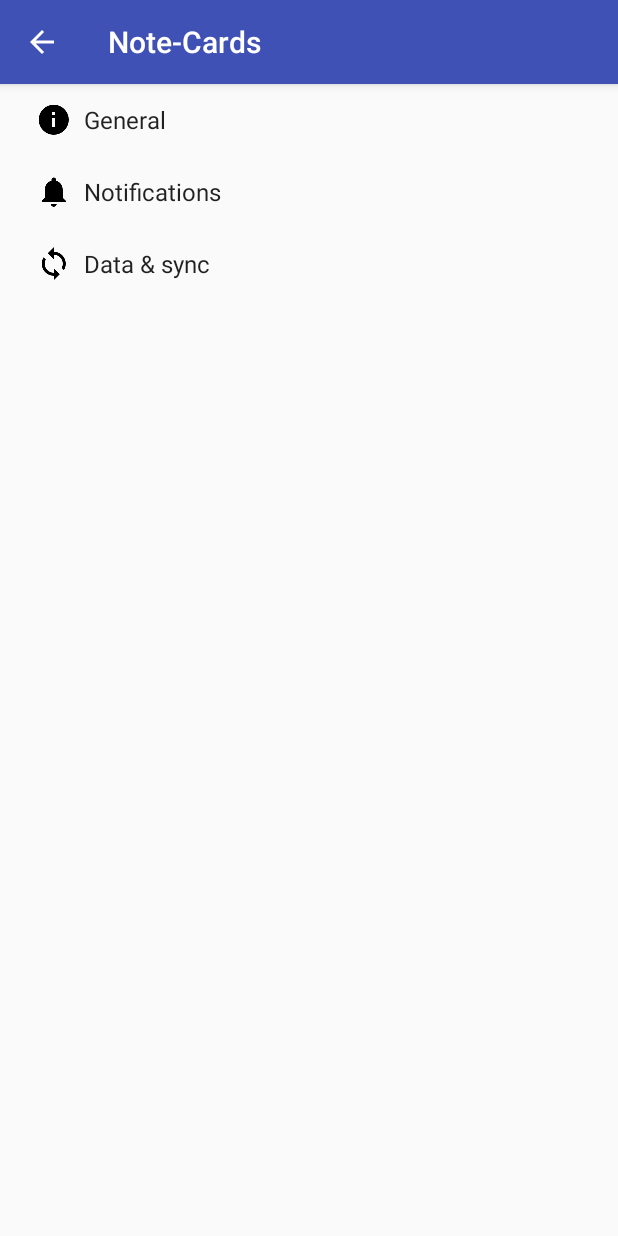
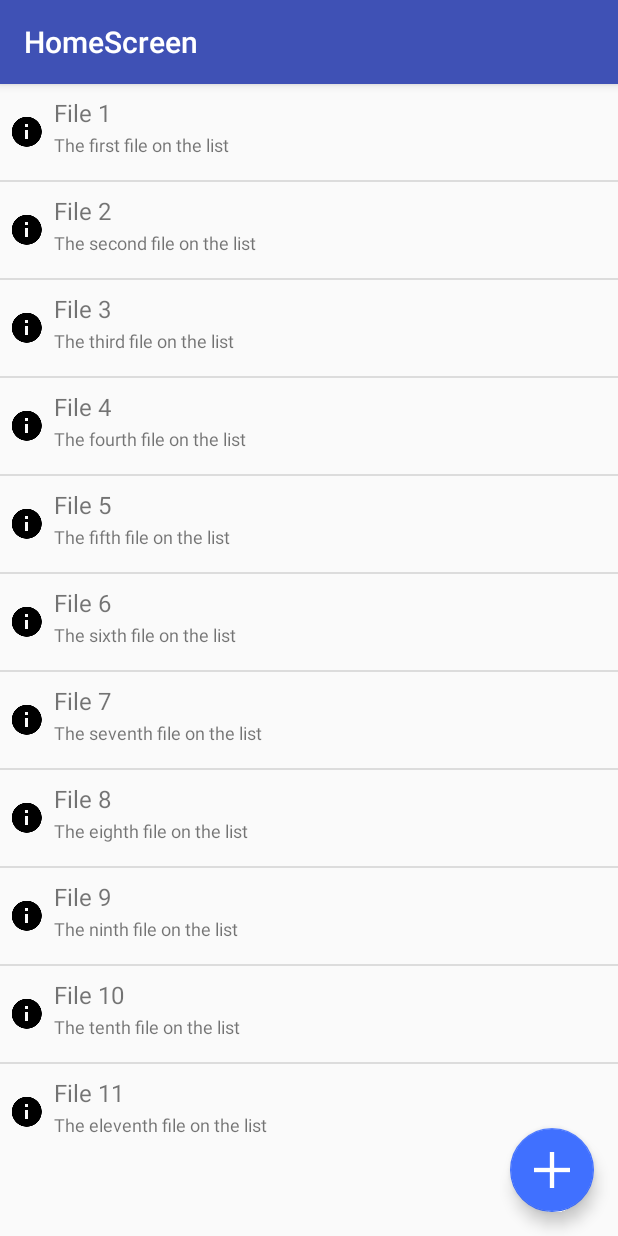
Before and after one commit to nicholascgilpin/Note-Cards, an Android app: the screen it shows after launch (SettingsActivity before the commit, HomeScreen after it), on a phone screen of 412 x 824 dp. Run offline under Robolectric (Android 15) with nearby library versions, the phone set to English and light mode, and no system bars.

Commit message:
Added Home List Screen
Added Home list screen and connected it to other views

```diff
--- a/app/build.gradle
+++ b/app/build.gradle
@@ -24,4 +24,5 @@ dependencies {
     testCompile 'junit:junit:4.12'
     compile 'com.android.support:appcompat-v7:23.1.1'
     compile 'com.android.support:support-v4:23.1.1'
+    compile 'com.android.support:design:23.1.1'
 }
--- a/app/src/main/AndroidManifest.xml
+++ b/app/src/main/AndroidManifest.xml
@@ -11,14 +11,19 @@
         <activity
             android:name=".SettingsActivity"
             android:label="@string/app_name">
+        </activity>
+        <activity android:name=".EditScreen" />
+        <activity android:name=".ViewScreen" />
+        <activity
+            android:name=".HomeScreen"
+            android:label="@string/title_activity_home_screen"
+            android:theme="@style/AppTheme.NoActionBar">
             <intent-filter>
                 <action android:name="android.intent.action.MAIN" />
 
                 <category android:name="android.intent.category.LAUNCHER" />
             </intent-filter>
         </activity>
-        <activity android:name=".EditScreen" />
-        <activity android:name=".ViewScreen"></activity>
     </application>
 
 </manifest>
--- /dev/null
+++ b/app/src/main/java/com/tectonicit/notecards/note_cards/HomeScreen.java
@@ -0,0 +1,64 @@
+package com.tectonicit.notecards.note_cards;
+
+import android.content.Intent;
+import android.os.Bundle;
+import android.support.design.widget.FloatingActionButton;
+import android.support.design.widget.Snackbar;
+import android.support.v7.app.AppCompatActivity;
+import android.support.v7.widget.Toolbar;
+import android.view.View;
+import android.widget.AdapterView;
+import android.widget.ListView;
+import android.widget.Toast;
+
+public class HomeScreen extends AppCompatActivity {
+
+    private ListView listView;
+
+    @Override
+    protected void onCreate(Bundle savedInstanceState) {
+        super.onCreate(savedInstanceState);
+        setContentView(R.layout.activity_home_screen);
+        Toolbar toolbar = (Toolbar) findViewById(R.id.toolbar);
+        setSupportActionBar(toolbar);
+
+        FloatingActionButton fab = (FloatingActionButton) findViewById(R.id.fab);
+        fab.setImageResource(R.drawable.fab);
+        fab.setOnClickListener(new View.OnClickListener() {
+            @Override
+            public void onClick(View view) {
+                Intent intent = new Intent(HomeScreen.this, EditScreen.class);
+                startActivity(intent);
+            }
+        });
+
+        final Notecards object_data[] = new Notecards[]{
+                new Notecards(R.drawable.ic_info_black_24dp, "File 1", "The first file on the list"),
+                new Notecards(R.drawable.ic_info_black_24dp, "File 2", "The second file on the list"),
+                new Notecards(R.drawable.ic_info_black_24dp, "File 3", "The third file on the list"),
+                new Notecards(R.drawable.ic_info_black_24dp, "File 4", "The fourth file on the list"),
+                new Notecards(R.drawable.ic_info_black_24dp, "File 5", "The fifth file on the list"),
+                new Notecards(R.drawable.ic_info_black_24dp, "File 6", "The sixth file on the list"),
+                new Notecards(R.drawable.ic_info_black_24dp, "File 7", "The seventh file on the list"),
+                new Notecards(R.drawable.ic_info_black_24dp, "File 8", "The eighth file on the list"),
+                new Notecards(R.drawable.ic_info_black_24dp, "File 9", "The ninth file on the list"),
+                new Notecards(R.drawable.ic_info_black_24dp, "File 10", "The tenth file on the list"),
+                new Notecards(R.drawable.ic_info_black_24dp, "File 11", "The eleventh file on the list"),
+        };
+
+        NotecardsAdapter adapter = new NotecardsAdapter(this, R.layout.listview_notecard_row, object_data);
+
+        listView = (ListView)findViewById(R.id.listView);
+
+        listView.setAdapter(adapter);
+
+        listView.setOnItemClickListener(new AdapterView.OnItemClickListener() {
+            @Override
+            public void onItemClick(AdapterView<?> parent, View view, int position, long id) {
+                Intent intent = new Intent(HomeScreen.this, ViewScreen.class);
+                startActivity(intent);
+            }
+        });
+    }
+
+}
--- /dev/null
+++ b/app/src/main/java/com/tectonicit/notecards/note_cards/Notecards.java
@@ -0,0 +1,17 @@
+package com.tectonicit.notecards.note_cards;
+
+public class Notecards {
+    public int icon;
+    public String title;
+    public String description;
+    public Notecards(){
+        super();
+    }
+
+    public Notecards(int icon, String title, String description){
+        super();
+        this.icon = icon;
+        this.title = title;
+        this.description = description;
+    }
+}
--- /dev/null
+++ b/app/src/main/java/com/tectonicit/notecards/note_cards/NotecardsAdapter.java
@@ -0,0 +1,41 @@
+package com.tectonicit.notecards.note_cards;
+
+import android.app.Activity;
+import android.content.Context;
+import android.content.Intent;
+import android.view.LayoutInflater;
+import android.view.View;
+import android.view.ViewGroup;
+import android.widget.ArrayAdapter;
+import android.widget.ImageView;
+import android.widget.TextView;
+
+public class NotecardsAdapter extends ArrayAdapter<Notecards> {
+    Context context;
+    int layoutResourceId;
+    Notecards data[] = null;
+
+    public NotecardsAdapter(Context context, int layoutResourceId, Notecards[] data) {
+        super(context, layoutResourceId, data);
+        this.layoutResourceId = layoutResourceId;
+        this.context = context;
+        this.data = data;
+    }
+
+    @Override
+    public View getView(int position, View convertView, ViewGroup parent) {
+        LayoutInflater inflater = ((Activity)context).getLayoutInflater();
+        View rowView = inflater.inflate(layoutResourceId, parent, false);
+
+        ImageView icon = (ImageView)rowView.findViewById(R.id.icon);
+        TextView title = (TextView)rowView.findViewById(R.id.title);
+        TextView description = (TextView)rowView.findViewById(R.id.description);
+
+        Notecards notecard = data[position];
+        icon.setImageResource(notecard.icon);
+        title.setText(notecard.title);
+        description.setText(notecard.description);
+
+        return rowView;
+    }
+}
--- a/app/src/main/java/com/tectonicit/notecards/note_cards/ViewScreen.java
+++ b/app/src/main/java/com/tectonicit/notecards/note_cards/ViewScreen.java
@@ -51,7 +51,7 @@ public class ViewScreen extends AppCompatActivity {
         nameBox.setText(length);
     }
     private void goToMainActivity(){
-        Intent intent= new Intent(this,EditScreen.class);   //change to main
+        Intent intent= new Intent(this,HomeScreen.class);
         startActivity(intent);
     }
     private void goToEditScreen(){
--- /dev/null
+++ b/app/src/main/res/layout/activity_home_screen.xml
@@ -0,0 +1,34 @@
+<?xml version="1.0" encoding="utf-8"?>
+<android.support.design.widget.CoordinatorLayout xmlns:android="http://schemas.android.com/apk/res/android"
+    xmlns:app="http://schemas.android.com/apk/res-auto"
+    xmlns:tools="http://schemas.android.com/tools"
+    android:layout_width="match_parent"
+    android:layout_height="match_parent"
+    android:fitsSystemWindows="true"
+    tools:context="com.tectonicit.notecards.note_cards.HomeScreen">
+
+    <android.support.design.widget.AppBarLayout
+        android:layout_width="match_parent"
+        android:layout_height="wrap_content"
+        android:theme="@style/AppTheme.AppBarOverlay">
+
+        <android.support.v7.widget.Toolbar
+            android:id="@+id/toolbar"
+            android:layout_width="match_parent"
+            android:layout_height="?attr/actionBarSize"
+            android:background="?attr/colorPrimary"
+            app:popupTheme="@style/AppTheme.PopupOverlay" />
+
+    </android.support.design.widget.AppBarLayout>
+
+    <include layout="@layout/content_home_screen" />
+
+    <android.support.design.widget.FloatingActionButton
+        android:id="@+id/fab"
+        android:layout_width="wrap_content"
+        android:layout_height="wrap_content"
+        android:layout_gravity="bottom|end"
+        android:layout_margin="@dimen/fab_margin"
+        android:src="@android:drawable/ic_dialog_email" />
+
+</android.support.design.widget.CoordinatorLayout>
--- /dev/null
+++ b/app/src/main/res/layout/content_home_screen.xml
@@ -0,0 +1,18 @@
+<?xml version="1.0" encoding="utf-8"?>
+<RelativeLayout xmlns:android="http://schemas.android.com/apk/res/android"
+    xmlns:app="http://schemas.android.com/apk/res-auto"
+    xmlns:tools="http://schemas.android.com/tools"
+    android:layout_width="match_parent"
+    android:layout_height="match_parent"
+    app:layout_behavior="@string/appbar_scrolling_view_behavior"
+    tools:context="com.tectonicit.notecards.note_cards.HomeScreen"
+    tools:showIn="@layout/activity_home_screen">
+
+    <ListView
+        android:layout_width="wrap_content"
+        android:layout_height="wrap_content"
+        android:id="@+id/listView"
+        android:layout_alignParentTop="true"
+        android:layout_alignParentLeft="true"
+        android:layout_alignParentStart="true" />
+</RelativeLayout>
--- /dev/null
+++ b/app/src/main/res/layout/listview_notecard_row.xml
@@ -0,0 +1,38 @@
+<?xml version="1.0" encoding="utf-8"?>
+<RelativeLayout xmlns:android="http://schemas.android.com/apk/res/android"
+    android:layout_width="fill_parent"
+    android:layout_height="?android:attr/listPreferredItemHeight"
+    android:padding="6dip" >
+
+    <ImageView
+        android:id="@+id/icon"
+        android:layout_width="wrap_content"
+        android:layout_height="fill_parent"
+        android:layout_alignParentBottom="true"
+        android:layout_alignParentTop="true"
+        android:layout_marginRight="6dip" />
+
+    <TextView
+        android:id="@+id/description"
+        android:layout_width="fill_parent"
+        android:layout_height="26dip"
+        android:layout_alignParentBottom="true"
+        android:layout_alignParentRight="true"
+        android:layout_toRightOf="@id/icon"
+        android:ellipsize="marquee"
+        android:singleLine="true"
+        android:textSize="12sp" />
+
+    <TextView
+        android:id="@+id/title"
+        android:layout_width="fill_parent"
+        android:layout_height="wrap_content"
+        android:layout_above="@id/description"
+        android:layout_alignParentRight="true"
+        android:layout_alignParentTop="true"
+        android:layout_alignWithParentIfMissing="true"
+        android:layout_toRightOf="@id/icon"
+        android:gravity="center_vertical"
+        android:textSize="16sp" />
+
+</RelativeLayout>
--- /dev/null
+++ b/app/src/main/res/values-v21/styles.xml
@@ -0,0 +1,9 @@
+<resources>>
+
+    <style name="AppTheme.NoActionBar">
+        <item name="windowActionBar">false</item>
+        <item name="windowNoTitle">true</item>
+        <item name="android:windowDrawsSystemBarBackgrounds">true</item>
+        <item name="android:statusBarColor">@android:color/transparent</item>
+    </style>
+</resources>
--- a/app/src/main/res/values/colors.xml
+++ b/app/src/main/res/values/colors.xml
@@ -2,5 +2,5 @@
 <resources>
     <color name="colorPrimary">#3F51B5</color>
     <color name="colorPrimaryDark">#303F9F</color>
-    <color name="colorAccent">#FF4081</color>
+    <color name="colorAccent">#4070ff</color>
 </resources>
--- a/app/src/main/res/values/dimens.xml
+++ b/app/src/main/res/values/dimens.xml
@@ -2,4 +2,5 @@
     <!-- Default screen margins, per the Android Design guidelines. -->
     <dimen name="activity_horizontal_margin">16dp</dimen>
     <dimen name="activity_vertical_margin">16dp</dimen>
+    <dimen name="fab_margin">16dp</dimen>
 </resources>
--- a/app/src/main/res/values/strings.xml
+++ b/app/src/main/res/values/strings.xml
@@ -68,5 +68,6 @@
     <string name="radLongText">Long</string>
     <string name="saveButtonText">Save</string>
     <string name="title_activity_view_screen">ViewScreen</string>
+    <string name="title_activity_home_screen">HomeScreen</string>
 
 </resources>
--- a/app/src/main/res/values/styles.xml
+++ b/app/src/main/res/values/styles.xml
@@ -8,4 +8,13 @@
         <item name="colorAccent">@color/colorAccent</item>
     </style>
 
+    <style name="AppTheme.NoActionBar">
+        <item name="windowActionBar">false</item>
+        <item name="windowNoTitle">true</item>
+    </style>
+
+    <style name="AppTheme.AppBarOverlay" parent="ThemeOverlay.AppCompat.Dark.ActionBar" />
+
+    <style name="AppTheme.PopupOverlay" parent="ThemeOverlay.AppCompat.Light" />
+
 </resources>
```
Also changed, not shown: app/src/main/res/drawable-hdpi/fab.png (added), app/src/main/res/drawable-mdpi/fab.png (added), app/src/main/res/drawable-xhdpi/fab.png (added), app/src/main/res/drawable-xxhdpi/fab.png (added), 1 other file.
